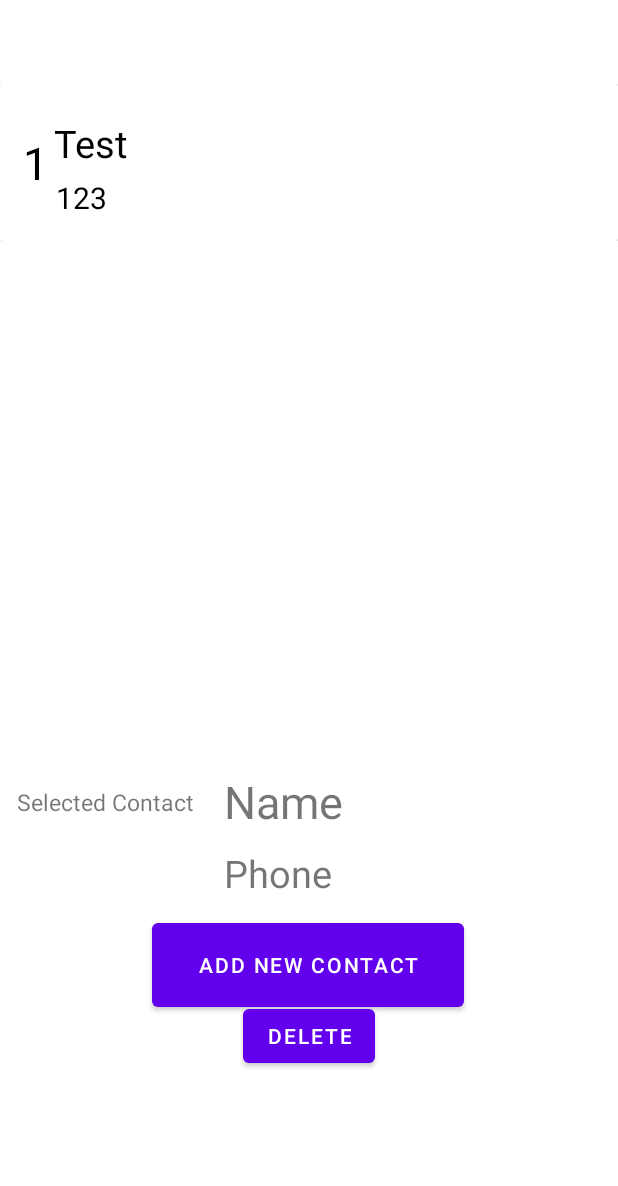
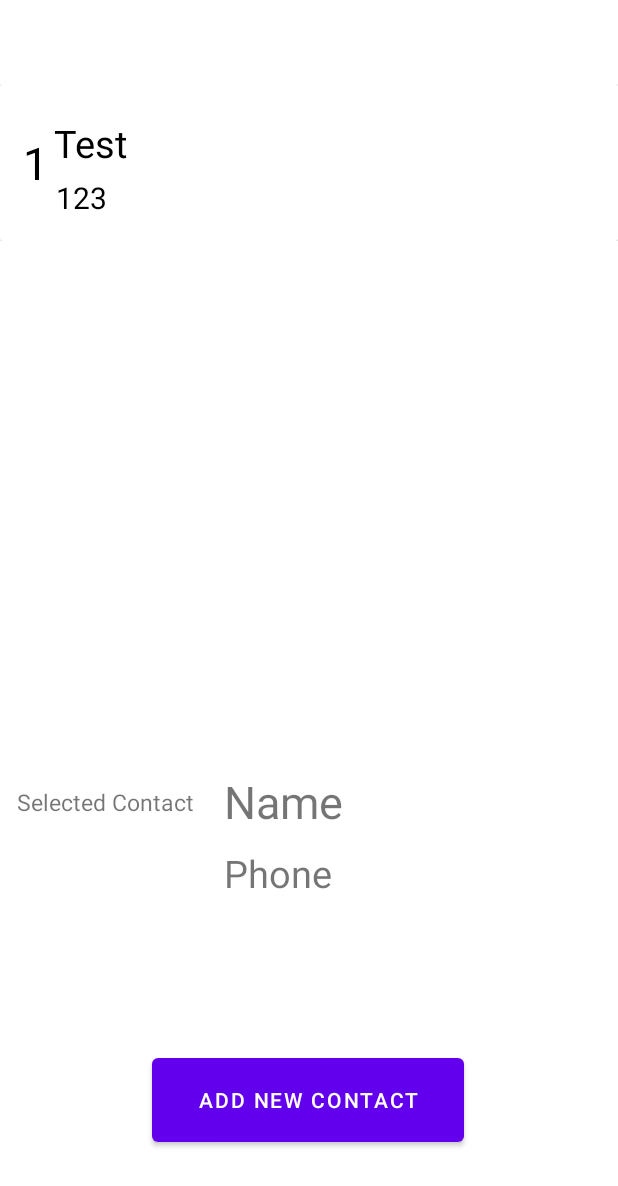
Before and after one commit to MichelStath/PtyxiakiLauncher, an Android app: the FastContactsActivity screen opened directly, with no data from a screen before it, on a phone screen of 412 x 824 dp. Shown: the top 1186 px of the screen. Run offline under Robolectric (Android 15) with nearby library versions, the phone set to English and light mode, and no system bars.

Commit message:
Add and Delete Fast Contacts

```diff
--- a/app/src/main/java/com/example/activities/ptyxiakilauncher/FastContactsActivity.java
+++ b/app/src/main/java/com/example/activities/ptyxiakilauncher/FastContactsActivity.java
@@ -1,16 +1,27 @@
 package com.example.activities.ptyxiakilauncher;
 
+import androidx.activity.result.ActivityResultLauncher;
+import androidx.activity.result.contract.ActivityResultContracts;
 import androidx.appcompat.app.AppCompatActivity;
 import androidx.recyclerview.widget.LinearLayoutManager;
 import androidx.recyclerview.widget.RecyclerView;
 
+import android.app.Activity;
+import android.content.Intent;
+import android.content.SharedPreferences;
+import android.database.Cursor;
+import android.net.Uri;
 import android.os.Bundle;
+import android.provider.ContactsContract;
+import android.util.Log;
 import android.view.View;
+import android.widget.Toast;
 
 import com.example.activities.ptyxiakilauncher.classes.CustomAdapter;
 import com.example.activities.ptyxiakilauncher.classes.Helper;
+import com.example.activities.ptyxiakilauncher.classes.Models;
 
-public class FastContactsActivity extends AppCompatActivity {
+public class FastContactsActivity extends AppCompatActivity implements CustomAdapter.ContactClickListener {
     RecyclerView recyclerView;
     CustomAdapter customAdapter;
     Helper.ContactDbHelper db;
@@ -22,15 +33,55 @@ public class FastContactsActivity extends AppCompatActivity {
         db = new Helper.ContactDbHelper(this);
         recyclerView = findViewById(R.id.recyclerView);
 
-        customAdapter = new CustomAdapter(FastContactsActivity.this,db.getAllContacts());
+        UpdateRecyclerView();
+    }
+
+    @Override
+    public void onDeleteContact(Models.Contact contact) {
+        UpdateRecyclerView();
+    }
+
+    public void addNewContact(View view) {
+        pickContactLauncher.launch(new Intent(Intent.ACTION_PICK, ContactsContract.CommonDataKinds.Phone.CONTENT_URI));
+    }
+
+    public void UpdateRecyclerView(){
+        customAdapter = new CustomAdapter(FastContactsActivity.this,db.getAllContacts(),this);
         recyclerView.setAdapter(customAdapter);
         recyclerView.setLayoutManager(new LinearLayoutManager(FastContactsActivity.this));
 
     }
+    private final ActivityResultLauncher<Intent> pickContactLauncher = registerForActivityResult(
+            new ActivityResultContracts.StartActivityForResult(),
+            result -> {
+                if (result.getResultCode() == Activity.RESULT_OK) {
+                    // Handle the result here, for example, get the selected contact
+                    Intent data = result.getData();
+                    if (data != null) {
+                        Uri contactUri = data.getData();
 
-    public void addNewContact(View view) {
-    }
+                        // Specify which fields you want
+                        // your query to return values for
+                        String[] queryFields = new String[]{ContactsContract.Contacts.DISPLAY_NAME,ContactsContract.CommonDataKinds.Phone.NUMBER};
 
-    public void DeleteCurrentContact(View view) {
-    }
+                        // Perform your query
+                        try (Cursor cursor = getContentResolver().query(contactUri, queryFields, null, null, null)) {
+                            // Double-check that you actually got results
+                            if (cursor != null && cursor.moveToFirst()) {
+                                // Pull out the first column of the first row of data that is your contact's name
+                                int phoneIndex = cursor.getColumnIndex(ContactsContract.CommonDataKinds.Phone.NUMBER);
+                                int nameIndex = cursor.getColumnIndex(ContactsContract.Contacts.DISPLAY_NAME);
+                                String phone = cursor.getString(phoneIndex);
+                                String name = cursor.getString(nameIndex);
+
+                                db.addContact(new Models.Contact(name,phone));
+                                Toast.makeText(this, "Contact added: " + name, Toast.LENGTH_SHORT).show();
+                                UpdateRecyclerView();
+                            }
+                        }
+                    }
+                }
+            }
+    );
+
 }
--- a/app/src/main/java/com/example/activities/ptyxiakilauncher/classes/CustomAdapter.java
+++ b/app/src/main/java/com/example/activities/ptyxiakilauncher/classes/CustomAdapter.java
@@ -1,15 +1,19 @@
 package com.example.activities.ptyxiakilauncher.classes;
 
+import android.app.AlertDialog;
 import android.content.Context;
+import android.content.DialogInterface;
 import android.view.ContentInfo;
 import android.view.LayoutInflater;
 import android.view.View;
 import android.view.ViewGroup;
+import android.widget.LinearLayout;
 import android.widget.TextView;
 
 import androidx.annotation.NonNull;
 import androidx.recyclerview.widget.RecyclerView;
 
+import com.example.activities.ptyxiakilauncher.FastContactsActivity;
 import com.example.activities.ptyxiakilauncher.R;
 
 import java.util.ArrayList;
@@ -17,13 +21,17 @@ import java.util.List;
 import java.util.PrimitiveIterator;
 
 public class CustomAdapter extends RecyclerView.Adapter<CustomAdapter.MyViewHolder> {
-
+    private ContactClickListener contactClickListener;
     private Context context;
     private final List<Models.Contact> contacts;
+    int position;
+    private Helper.ContactDbHelper dbHelper;
 
-   public CustomAdapter(Context context, ArrayList<Models.Contact> contacts){
+   public CustomAdapter(Context context, ArrayList<Models.Contact> contacts, ContactClickListener listener){
         this.context = context;
         this.contacts=contacts;
+        this.contactClickListener = listener;
+        this.dbHelper = new Helper.ContactDbHelper(context);
     }
 
 
@@ -40,6 +48,43 @@ public class CustomAdapter extends RecyclerView.Adapter<CustomAdapter.MyViewHold
         holder.contact_id_txt.setText(String.valueOf(contacts.get(position).getContactID()));
         holder.contact_name_txt.setText(String.valueOf(contacts.get(position).getContactName()));
         holder.contact_phone_txt.setText(String.valueOf(contacts.get(position).getContactNumber()));
+        holder.mainLayout.setOnClickListener(new View.OnClickListener() {
+            @Override
+            public void onClick(View v) {
+                if (holder.getAdapterPosition() == RecyclerView.NO_POSITION)
+                    return;
+                // Get the current contact
+                Models.Contact currentContact = contacts.get(holder.getAdapterPosition());
+                // Build an alert dialog with options
+                AlertDialog.Builder builder = new AlertDialog.Builder(context);
+                builder.setTitle("Options for " + currentContact.getContactName());
+                // Add options to the dialog
+                builder.setItems(new CharSequence[]{"Delete Contact", "Return", "Option 3"}, new DialogInterface.OnClickListener() {
+                    @Override
+                    public void onClick(DialogInterface dialog, int which) {
+                        // Handle the selected option
+                        switch (which) {
+                            case 0:
+                                dbHelper.deleteContact(currentContact);
+                                // Notify the activity that a contact is deleted
+                                if (contactClickListener != null) {
+                                    contactClickListener.onDeleteContact(currentContact);
+                                }
+                                break;
+                            case 1:
+                                // Option 2 selected
+                                break;
+                            case 2:
+                                // Option 3 selected
+                                break;
+                        }
+                    }
+                });
+                // Show the alert dialog
+                builder.show();
+            }
+        });
+
     }
 
     @Override
@@ -49,11 +94,18 @@ public class CustomAdapter extends RecyclerView.Adapter<CustomAdapter.MyViewHold
 
     public class MyViewHolder extends RecyclerView.ViewHolder {
         TextView contact_id_txt, contact_name_txt, contact_phone_txt;
+        LinearLayout mainLayout;
         public MyViewHolder(@NonNull View itemView) {
             super(itemView);
             contact_id_txt = itemView.findViewById(R.id.contact_id_txt);
             contact_name_txt = itemView.findViewById(R.id.contact_name_txt);
             contact_phone_txt = itemView.findViewById(R.id.contact_phone_txt);
+            mainLayout = itemView.findViewById(R.id.mainLayout);
         }
     }
+
+    public interface ContactClickListener {
+        void onDeleteContact(Models.Contact contact);
+    }
+
 }
--- a/app/src/main/res/layout/activity_fast_contacts.xml
+++ b/app/src/main/res/layout/activity_fast_contacts.xml
@@ -22,25 +22,13 @@
         android:id="@+id/button3"
         android:layout_width="208dp"
         android:layout_height="68dp"
-        android:layout_marginTop="10dp"
+        android:layout_marginTop="100dp"
         android:onClick="addNewContact"
         android:text="Add New Contact"
         app:layout_constraintEnd_toEndOf="parent"
         app:layout_constraintHorizontal_bias="0.498"
         app:layout_constraintStart_toStartOf="parent"
         app:layout_constraintTop_toBottomOf="@+id/textView5" />
-
-    <Button
-        android:id="@+id/button4"
-        android:layout_width="wrap_content"
-        android:layout_height="wrap_content"
-        android:layout_marginBottom="120dp"
-        android:onClick="DeleteCurrentContact"
-        android:text="Delete"
-        app:layout_constraintBottom_toBottomOf="parent"
-        app:layout_constraintEnd_toEndOf="parent"
-        app:layout_constraintStart_toStartOf="parent"
-        app:layout_constraintTop_toBottomOf="@+id/button3" />
 
     <TextView
         android:id="@+id/textView3"
--- a/app/src/main/res/layout/contact_row.xml
+++ b/app/src/main/res/layout/contact_row.xml
@@ -3,7 +3,8 @@
     xmlns:app="http://schemas.android.com/apk/res-auto"
     xmlns:tools="http://schemas.android.com/tools"
     android:layout_width="match_parent"
-    android:layout_height="wrap_content">
+    android:layout_height="wrap_content"
+    android:id="@+id/mainLayout">
 
     <androidx.cardview.widget.CardView
         android:layout_width="match_parent"
```
Also changed, not shown: app/src/main/java/com/example/activities/ptyxiakilauncher/classes/Helper.java (+12 -0 lines).
